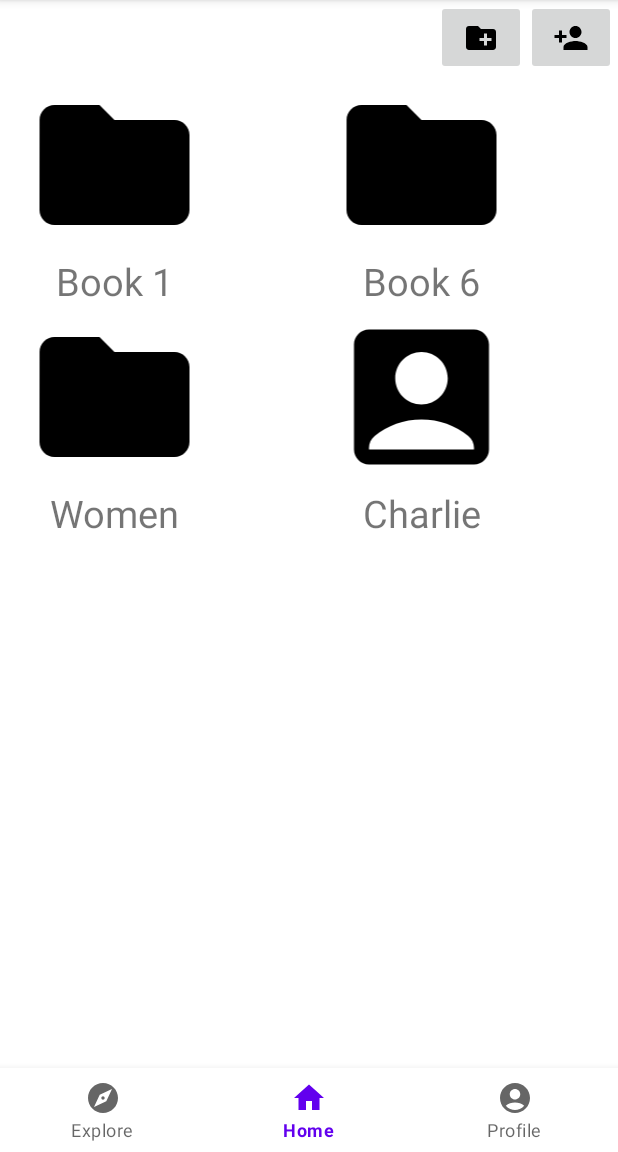
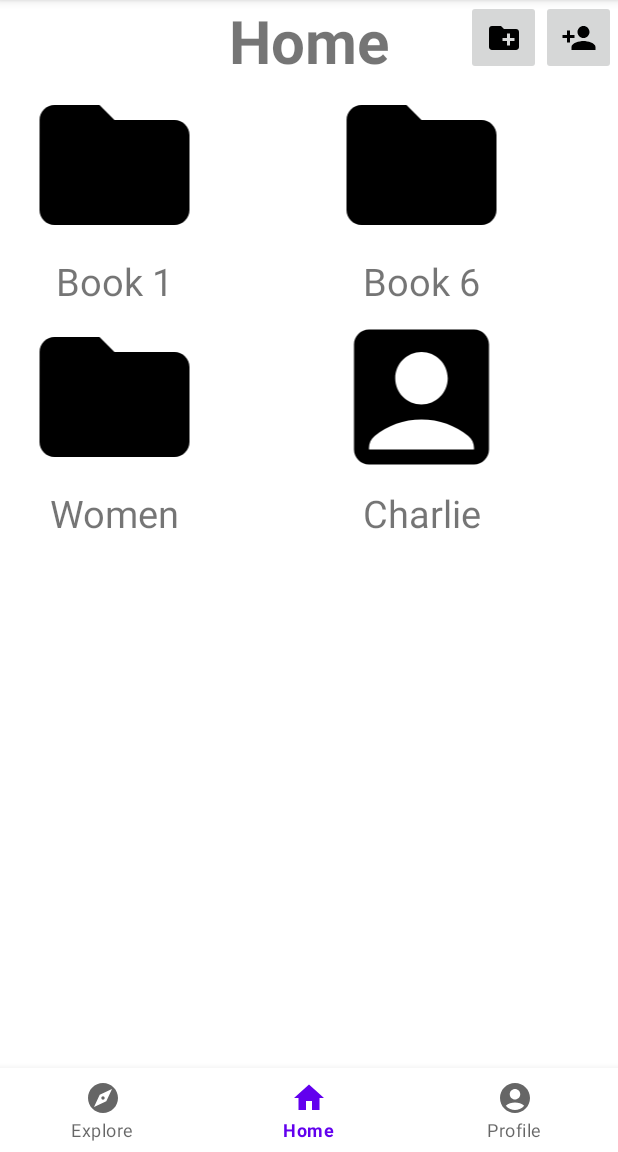
Before and after one commit to Charepo-2023/Charepo, an Android app: the screen it shows after launch (MainActivity), on a phone screen of 412 x 824 dp, the part 84-1236 px from its top. Run offline under Robolectric (Android 15) with nearby library versions, the light colour scheme and no system bars.

```diff
--- a/app/src/main/java/com/example/charepo/HomeFragment.kt
+++ b/app/src/main/java/com/example/charepo/HomeFragment.kt
@@ -9,6 +9,7 @@ import android.view.ViewGroup
 import android.widget.Button
 import android.widget.EditText
 import android.widget.ImageButton
+import android.widget.TextView
 import androidx.appcompat.app.AlertDialog
 import androidx.fragment.app.Fragment
 import androidx.recyclerview.widget.GridLayoutManager
@@ -16,6 +17,7 @@ import androidx.recyclerview.widget.RecyclerView
 
 class HomeFragment : Fragment() {
     lateinit var backButton: Button
+    lateinit var directoryHeader: TextView
     override fun onCreateView(
         inflater: LayoutInflater,
         container: ViewGroup?,
@@ -28,12 +30,13 @@ class HomeFragment : Fragment() {
         //Add the temporary items to the recycler vies
         var itemList = Fetcher.getEmails()
 
+         directoryHeader = view.findViewById(R.id.directoryHeader)
         val addFolderButton = view.findViewById<ImageButton>(R.id.add_folder_btn)
         val addCharacterButton = view.findViewById<ImageButton>(R.id.add_character_btn)
         val adapter = Fetcher.initializeAdapter(view.context,itemList,this)
         recyclerViewItem.adapter = adapter
         recyclerViewItem.layoutManager = GridLayoutManager(this.context,2)
-
+        directoryHeader.text = "Home"
 
         addFolderButton.setOnClickListener {
             createNewFolder(view.context)
@@ -88,6 +91,7 @@ class HomeFragment : Fragment() {
             backButton.visibility = View.INVISIBLE
         }else{
             backButton.visibility = View.VISIBLE
+            directoryHeader.text = DirectoryHandler.currentDirectory
         }
     }
 }
--- a/app/src/main/res/layout/home_fragment.xml
+++ b/app/src/main/res/layout/home_fragment.xml
@@ -12,33 +12,49 @@
         app:layout_constraintBottom_toBottomOf="parent"
         app:layout_constraintEnd_toEndOf="parent"
         app:layout_constraintStart_toStartOf="parent"
-        app:layout_constraintTop_toBottomOf="@+id/add_folder_btn" />
+        app:layout_constraintTop_toBottomOf="@+id/add_character_btn" />
+
 
     <ImageButton
         android:id="@+id/add_folder_btn"
-        android:layout_width="60dp"
+        android:layout_width="50dp"
         android:layout_height="50dp"
+        android:padding="5dp"
         android:src="@drawable/create_folder"
+        android:textSize="15sp"
         app:layout_constraintEnd_toStartOf="@+id/add_character_btn"
         app:layout_constraintTop_toTopOf="parent" />
 
-
     <ImageButton
         android:id="@+id/add_character_btn"
-        android:layout_width="60dp"
+        android:layout_width="50dp"
         android:layout_height="50dp"
+        android:padding="5dp"
         android:src="@drawable/add_character"
+        android:text=""
+        android:textSize="15sp"
         app:layout_constraintEnd_toEndOf="parent"
-        app:layout_constraintTop_toTopOf="parent" />
+        app:layout_constraintTop_toTopOf="@+id/add_folder_btn" />
 
     <Button
         android:id="@+id/back_btn"
         android:layout_width="wrap_content"
-        android:layout_height="wrap_content"
+        android:layout_height="50dp"
         android:text="Back"
         android:visibility="invisible"
         app:layout_constraintStart_toStartOf="parent"
         app:layout_constraintTop_toTopOf="parent" />
 
+    <TextView
+        android:id="@+id/directoryHeader"
+        android:layout_width="wrap_content"
+        android:layout_height="wrap_content"
+        android:text="TextView"
+        android:textSize="40sp"
+        android:textStyle="bold"
+        app:layout_constraintEnd_toEndOf="parent"
+        app:layout_constraintStart_toStartOf="parent"
+        app:layout_constraintTop_toTopOf="parent" />
+
 
 </androidx.constraintlayout.widget.ConstraintLayout>
--- a/app/src/main/res/values/strings.xml
+++ b/app/src/main/res/values/strings.xml
@@ -5,6 +5,7 @@
     <!-- TODO: Remove or change this placeholder text -->
     <string name="hello_blank_fragment">Hello blank fragment</string>
     <string-array name="genders">
+        <item>Pick Gender</item>
         <item>Female</item>
         <item>Male</item>
         <item>Non-binary</item>
```
Also changed, not shown: app/src/main/java/com/example/charepo/CharacterCreationForm.kt (+15 -8 lines), app/src/main/res/layout/character_creation.xml (+20 -18 lines).
